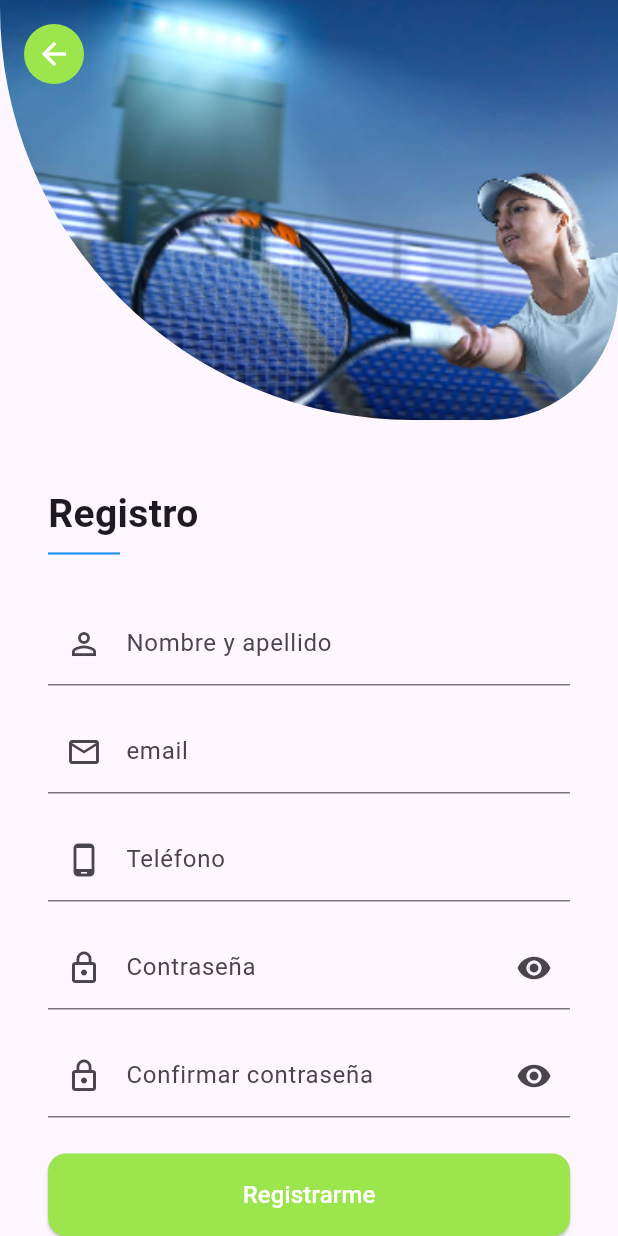
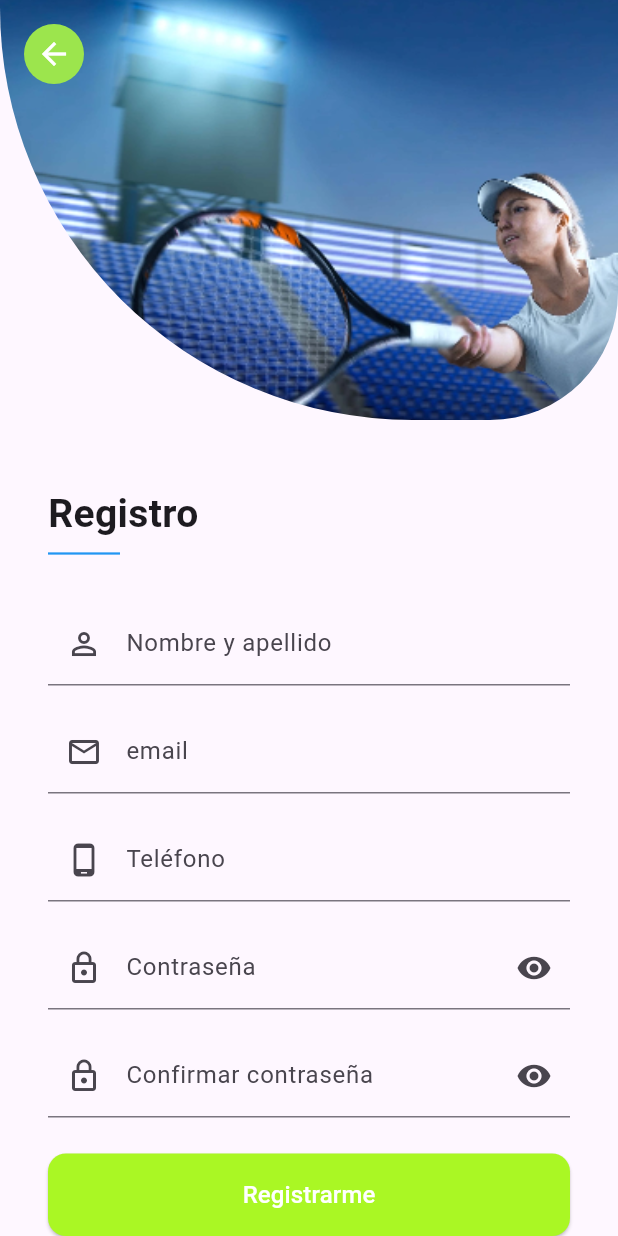
Before and after one commit to saulmestanza/Nolatech, a Flutter app: the screen it shows after launch, after a tap on "Registrarme", on a phone screen of 412 x 824 dp. Run offline on Flutter 3.47's test engine with Material 3 defaults, Android fonts, the phone set to English and light mode, and no system bars; our stand-ins replace flutter_bloc, flutter_svg, shared_preferences, sqflite; accounts and stored records are empty.

Commit message:
Changes to UI

```diff
--- a/lib/screens/login_screen.dart
+++ b/lib/screens/login_screen.dart
@@ -181,7 +181,7 @@ class _LoginScreenState extends State<LoginScreen> {
                           child: ElevatedButton(
                             onPressed: _onLoginPressed,
                             style: ElevatedButton.styleFrom(
-                              backgroundColor: const Color(0xFF9CE54D),
+                              backgroundColor: const Color(0xFFAAF724),
                               padding: const EdgeInsets.symmetric(vertical: 16),
                               shape: RoundedRectangleBorder(
                                 borderRadius: BorderRadius.circular(12),
@@ -205,7 +205,7 @@ class _LoginScreenState extends State<LoginScreen> {
                           const Text('¿Aun no tienes cuenta?'),
                           TextButton(
                             onPressed: () {
-                              Navigator.of(context).push(
+                              Navigator.of(context).pushReplacement(
                                 MaterialPageRoute(
                                   builder: (context) => RegisterScreen(),
                                 ),
--- a/lib/screens/onboard_screen.dart
+++ b/lib/screens/onboard_screen.dart
@@ -12,21 +12,13 @@ class OnboardingScreen extends StatelessWidget {
       body: Stack(
         fit: StackFit.expand,
         children: [
-          // Background image
           Image.asset('assets/images/login_background.png', fit: BoxFit.cover),
-
-          // Foreground UI
           Column(
             mainAxisAlignment: MainAxisAlignment.spaceBetween,
             children: [
               const SizedBox(height: 100),
-
-              // SVG logo
               SvgPicture.asset('assets/svg/LOGO.svg', width: 220),
-
               const Spacer(),
-
-              // Buttons
               Padding(
                 padding: const EdgeInsets.symmetric(
                   horizontal: 40,
@@ -45,7 +37,7 @@ class OnboardingScreen extends StatelessWidget {
                           );
                         },
                         style: ElevatedButton.styleFrom(
-                          backgroundColor: const Color(0xFF9CE54D),
+                          backgroundColor: const Color(0xFFAAF724),
                           padding: const EdgeInsets.symmetric(vertical: 16),
                           shape: RoundedRectangleBorder(
                             borderRadius: BorderRadius.circular(12),
@@ -73,7 +65,7 @@ class OnboardingScreen extends StatelessWidget {
                           );
                         },
                         style: ElevatedButton.styleFrom(
-                          backgroundColor: const Color(0xFF89B9E0),
+                          backgroundColor: const Color(0xFF9B9C9D),
                           padding: const EdgeInsets.symmetric(vertical: 16),
                           shape: RoundedRectangleBorder(
                             borderRadius: BorderRadius.circular(12),
--- a/lib/screens/register_screen.dart
+++ b/lib/screens/register_screen.dart
@@ -4,6 +4,7 @@ import 'package:nolatech/bloc/auth/auth_bloc.dart';
 import 'package:nolatech/bloc/auth/auth_event.dart';
 import 'package:nolatech/bloc/auth/auth_state.dart';
 import 'package:nolatech/screens/home_screen.dart';
+import 'package:nolatech/screens/login_screen.dart';
 
 class RegisterScreen extends StatefulWidget {
   const RegisterScreen({super.key});
@@ -221,7 +222,7 @@ class _RegisterScreenState extends State<RegisterScreen> {
                           child: ElevatedButton(
                             onPressed: _onCreatePressed,
                             style: ElevatedButton.styleFrom(
-                              backgroundColor: const Color(0xFF9CE54D),
+                              backgroundColor: const Color(0xFFAAF724),
                               padding: const EdgeInsets.symmetric(vertical: 16),
                               shape: RoundedRectangleBorder(
                                 borderRadius: BorderRadius.circular(12),
@@ -245,7 +246,11 @@ class _RegisterScreenState extends State<RegisterScreen> {
                           const Text('Ya tengo cuenta'),
                           TextButton(
                             onPressed: () {
-                              //
+                              Navigator.of(context).pushReplacement(
+                                MaterialPageRoute(
+                                  builder: (context) => LoginScreen(),
+                                ),
+                              );
                             },
                             child: const Text(
                               'Iniciar sesión',
--- a/pubspec.yaml
+++ b/pubspec.yaml
@@ -42,6 +42,7 @@ dependencies:
   sqflite: ^2.4.2
   path: ^1.9.1
   crypto: ^3.0.6
+  flutter_sticky_header: ^0.7.0
 
 dev_dependencies:
   flutter_test:
```
Also changed, not shown: pubspec.lock.
